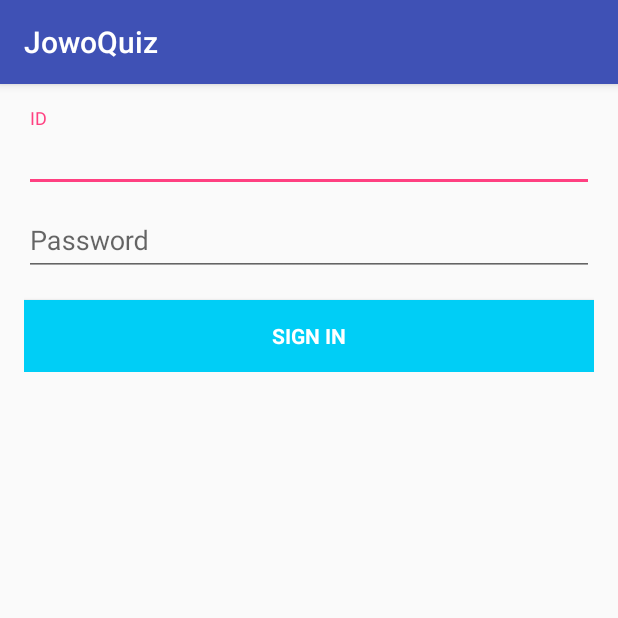
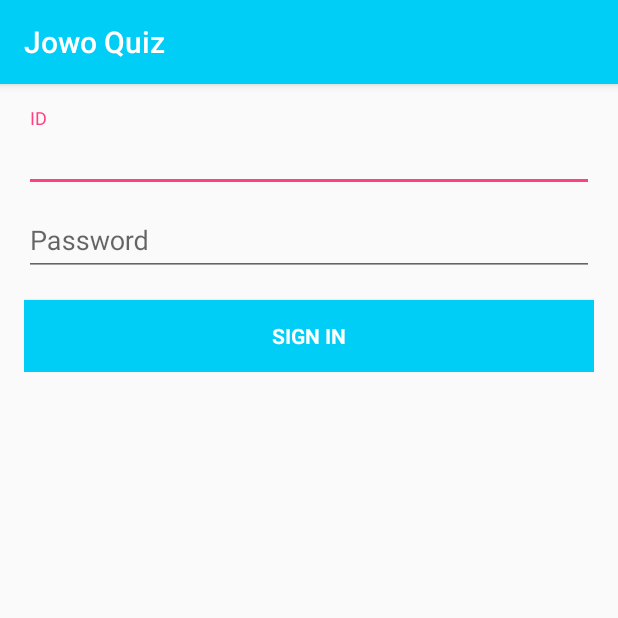
Before and after one commit to nurhavid/JowoQuiz, an Android app: the screen it shows after launch (LoginActivity), on a phone screen of 412 x 824 dp, the top half of it. Run offline under Robolectric (Android 15) with nearby library versions, the phone set to English and light mode, and no system bars; 2 statements that could not run were skipped.

Commit message:
Add files via upload

```diff
--- a/app/src/main/res/values/colors.xml
+++ b/app/src/main/res/values/colors.xml
@@ -3,4 +3,8 @@
     <color name="colorPrimary">#3F51B5</color>
     <color name="colorPrimaryDark">#303F9F</color>
     <color name="colorAccent">#FF4081</color>
+    <color name="biru">#00cef6</color>
+    <color name="ijo">#aff000</color>
+    <color name="oren">#f5901d</color>
+    <color name="birutua">#01aae8</color>
 </resources>
--- a/app/src/main/res/values/dimens.xml
+++ b/app/src/main/res/values/dimens.xml
@@ -2,5 +2,4 @@
     <!-- Default screen margins, per the Android Design guidelines. -->
     <dimen name="activity_horizontal_margin">16dp</dimen>
     <dimen name="activity_vertical_margin">16dp</dimen>
-    <dimen name="fab_margin">16dp</dimen>
 </resources>
--- a/app/src/main/res/values/styles.xml
+++ b/app/src/main/res/values/styles.xml
@@ -3,18 +3,9 @@
     <!-- Base application theme. -->
     <style name="AppTheme" parent="Theme.AppCompat.Light.DarkActionBar">
         <!-- Customize your theme here. -->
-        <item name="colorPrimary">@color/colorPrimary</item>
-        <item name="colorPrimaryDark">@color/colorPrimaryDark</item>
+        <item name="colorPrimary">@color/biru</item>
+        <item name="colorPrimaryDark">@color/birutua</item>
         <item name="colorAccent">@color/colorAccent</item>
     </style>
 
-    <style name="AppTheme.NoActionBar">
-        <item name="windowActionBar">false</item>
-        <item name="windowNoTitle">true</item>
-    </style>
-
-    <style name="AppTheme.AppBarOverlay" parent="ThemeOverlay.AppCompat.Dark.ActionBar" />
-
-    <style name="AppTheme.PopupOverlay" parent="ThemeOverlay.AppCompat.Light" />
-
 </resources>
```
Also changed, not shown: app/src/main/res/values/strings.xml (+5 -7 lines).
